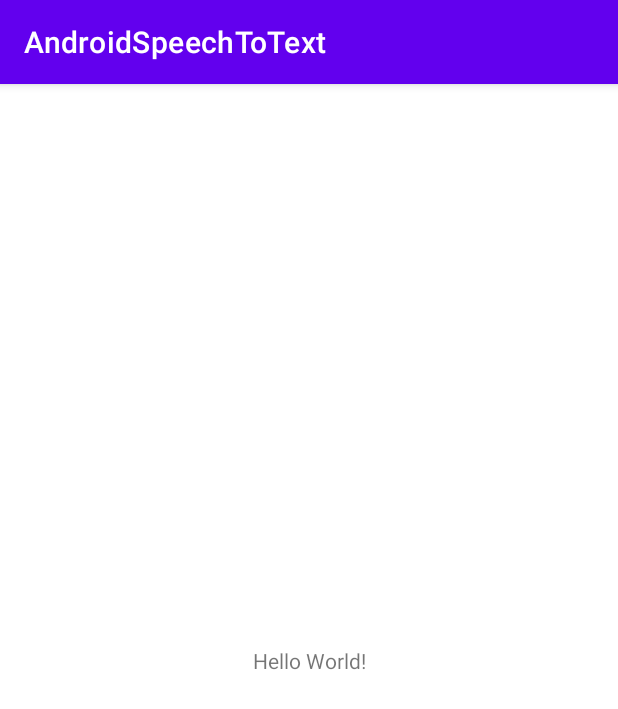
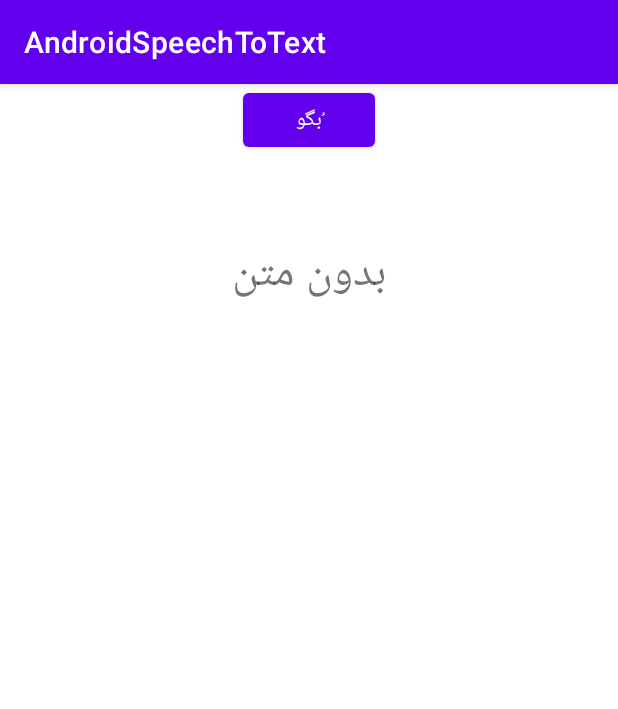
Before and after one commit to Moradix96/android-speech-to-text, an Android app: the screen it shows after launch (MainActivity), on a phone screen of 412 x 824 dp. Shown: the top 709 px of the screen. Run offline under Robolectric (Android 15) with nearby library versions, the phone set to English and light mode, and no system bars.

Commit message:
Implement functionality based on https://www.geeksforgeeks.org/how-to-convert-speech-to-text-in-android/ and https://stackoom.com/en/question/2UgTE

```diff
--- a/app/src/main/java/ir/samiantec/androidspeechtotext/MainActivity.java
+++ b/app/src/main/java/ir/samiantec/androidspeechtotext/MainActivity.java
@@ -1,14 +1,53 @@
 package ir.samiantec.androidspeechtotext;
 
+import android.content.Intent;
+import android.os.Bundle;
+import android.speech.RecognizerIntent;
+import android.widget.Button;
+import android.widget.TextView;
+import android.widget.Toast;
+
+import androidx.annotation.Nullable;
 import androidx.appcompat.app.AppCompatActivity;
 
-import android.os.Bundle;
+import java.util.ArrayList;
+import java.util.Objects;
 
 public class MainActivity extends AppCompatActivity {
+    private static final int REQUEST_CODE_SPEECH_INPUT = 1;
+    private Button btnMic;
+    private TextView tvResult;
 
     @Override
     protected void onCreate(Bundle savedInstanceState) {
         super.onCreate(savedInstanceState);
         setContentView(R.layout.activity_main);
+
+        btnMic = findViewById(R.id.btnMic);
+        tvResult = findViewById(R.id.tvResult);
+
+        btnMic.setOnClickListener(v -> {
+            final Intent intent = new Intent(RecognizerIntent.ACTION_RECOGNIZE_SPEECH);
+            intent.putExtra(RecognizerIntent.EXTRA_LANGUAGE_MODEL, RecognizerIntent.LANGUAGE_MODEL_FREE_FORM);
+            intent.putExtra(RecognizerIntent.EXTRA_LANGUAGE, "fa");
+            intent.putExtra(RecognizerIntent.EXTRA_PROMPT, "Speak to text");
+
+            try {
+                startActivityForResult(intent, REQUEST_CODE_SPEECH_INPUT);
+            } catch (Exception e) {
+                Toast.makeText(MainActivity.this, " " + e.getMessage(), Toast.LENGTH_SHORT).show();
+            }
+        });
+    }
+
+    @Override
+    protected void onActivityResult(int requestCode, int resultCode, @Nullable Intent data) {
+        super.onActivityResult(requestCode, resultCode, data);
+        if (requestCode == REQUEST_CODE_SPEECH_INPUT) {
+            if (resultCode == RESULT_OK && data != null) {
+                final ArrayList<String> result = data.getStringArrayListExtra(RecognizerIntent.EXTRA_RESULTS);
+                tvResult.setText(Objects.requireNonNull(result).get(0));
+            }
+        }
     }
 }
--- a/app/src/main/res/layout/activity_main.xml
+++ b/app/src/main/res/layout/activity_main.xml
@@ -6,13 +6,30 @@
     android:layout_height="match_parent"
     tools:context=".MainActivity">
 
-    <TextView
+    <Button
+        android:id="@+id/btnMic"
         android:layout_width="wrap_content"
         android:layout_height="wrap_content"
-        android:text="Hello World!"
-        app:layout_constraintBottom_toBottomOf="parent"
-        app:layout_constraintLeft_toLeftOf="parent"
-        app:layout_constraintRight_toRightOf="parent"
+        android:layout_alignParentTop="true"
+        android:layout_alignParentEnd="true"
+        android:text="ُبگو"
+        app:layout_constraintEnd_toEndOf="parent"
+        app:layout_constraintStart_toStartOf="parent"
         app:layout_constraintTop_toTopOf="parent" />
 
+    <TextView
+        android:id="@+id/tvResult"
+        android:layout_width="wrap_content"
+        android:layout_height="wrap_content"
+        android:layout_alignParentTop="true"
+        android:layout_alignParentEnd="true"
+        android:layout_centerHorizontal="true"
+        android:layout_marginTop="44dp"
+        android:padding="10dp"
+        android:text="بدون متن"
+        android:textSize="30sp"
+        app:layout_constraintEnd_toEndOf="@+id/btnMic"
+        app:layout_constraintStart_toStartOf="@+id/btnMic"
+        app:layout_constraintTop_toBottomOf="@+id/btnMic" />
+
 </androidx.constraintlayout.widget.ConstraintLayout>
```
